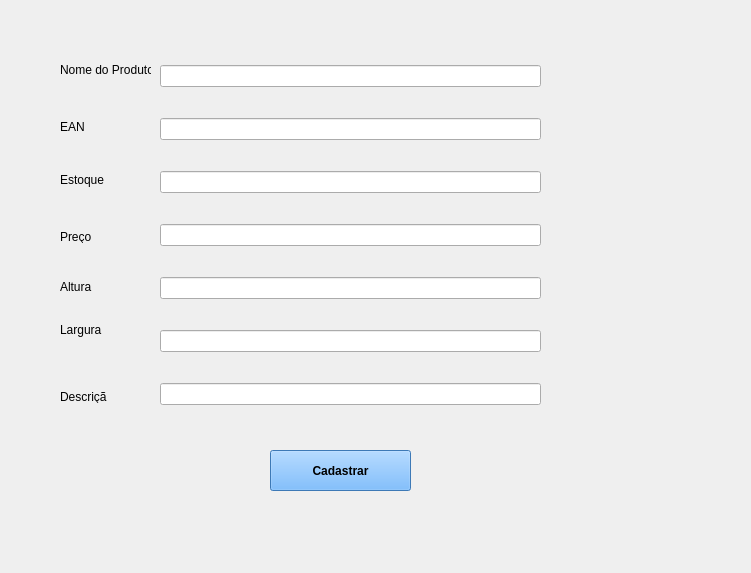
Old version of the form Desenvolvimento/Cadastro_Produto.ui in the repository annamatias/TCC.
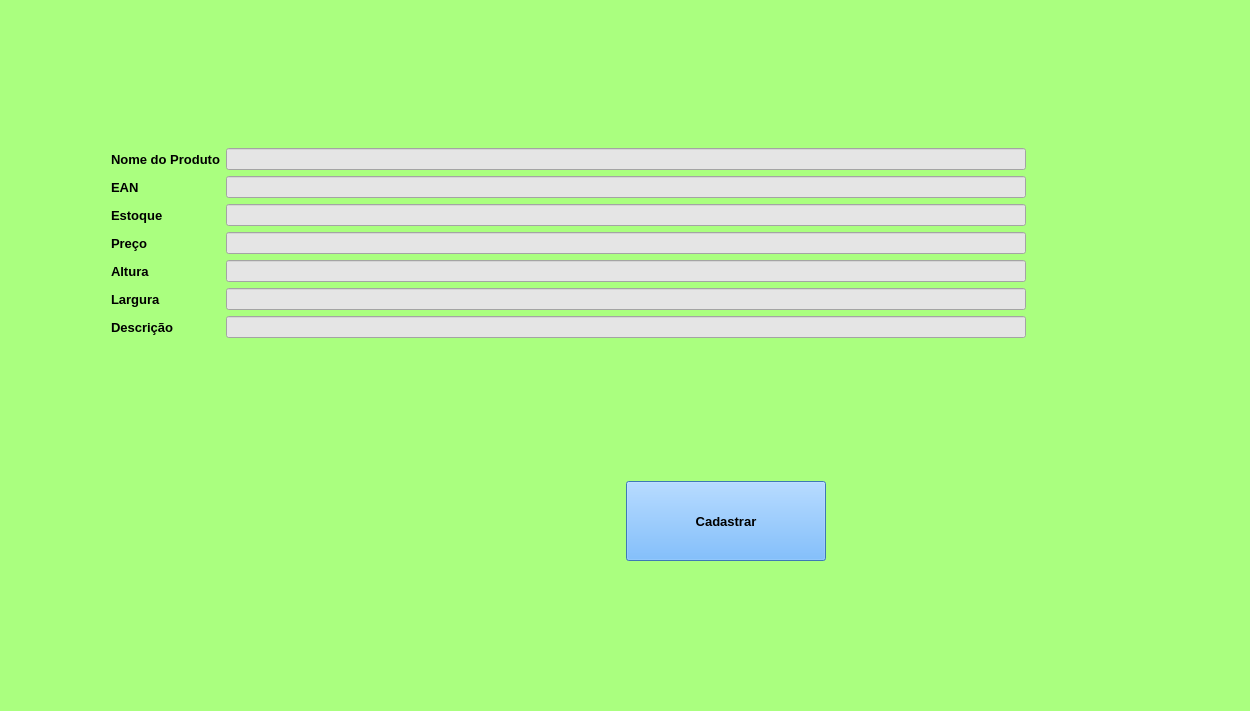
New version of the form.

```diff
--- a/Desenvolvimento/Cadastro_Produto.ui
+++ b/Desenvolvimento/Cadastro_Produto.ui
@@ -12,54 +12,40 @@
    <rect>
     <x>0</x>
     <y>0</y>
-    <width>751</width>
-    <height>573</height>
+    <width>1250</width>
+    <height>711</height>
    </rect>
   </property>
+  <property name="minimumSize">
+   <size>
+    <width>1250</width>
+    <height>0</height>
+   </size>
+  </property>
   <property name="windowTitle">
    <string>Form</string>
   </property>
-  <widget class="QWidget" name="verticalLayoutWidget">
-   <property name="geometry">
-    <rect>
-     <x>160</x>
-     <y>40</y>
-     <width>381</width>
-     <height>391</height>
-    </rect>
-   </property>
-   <layout class="QVBoxLayout" name="verticalLayout">
+  <property name="styleSheet">
+   <string notr="true">background-color: rgb(170, 255, 127);</string>
+  </property>
+  <layout class="QGridLayout" name="gridLayout">
+   <item row="0" column="0">
+    <layout class="QVBoxLayout" name="verticalLayout_2">
+     <property name="spacing">
+      <number>6</number>
+     </property>
+     <property name="leftMargin">
+      <number>100</number>
+     </property>
     <item>
-     <widget class="QLineEdit" name="lineEdit_NomeProduto"/>
-    </item>
-    <item>
-     <widget class="QLineEdit" name="lineEdit_Ean"/>
-    </item>
-    <item>
-     <widget class="QLineEdit" name="lineEdit_Estoque"/>
-    </item>
-    <item>
-     <widget class="QLineEdit" name="lineEdit_Preco"/>
-    </item>
-    <item>
-     <widget class="QLineEdit" name="lineEdit_Altura"/>
-    </item>
-    <item>
-     <widget class="QLineEdit" name="lineEdit_Largura"/>
-    </item>
-    <item>
-     <widget class="QLineEdit" name="lineEdit_Descricao"/>
-    </item>
-   </layout>
-  </widget>
   <widget class="QLabel" name="label">
-   <property name="geometry">
-    <rect>
-     <x>60</x>
-     <y>60</y>
-     <width>91</width>
-     <height>20</height>
-    </rect>
+       <property name="font">
+        <font>
+         <family>Segoe UI</family>
+         <pointsize>10</pointsize>
+         <weight>75</weight>
+         <bold>true</bold>
+        </font>
    </property>
    <property name="text">
     <string>Nome do Produto</string>
@@ -68,112 +54,242 @@
     <cstring>lineEdit_NomeProduto</cstring>
    </property>
   </widget>
+     </item>
+     <item>
   <widget class="QLabel" name="label_2">
-   <property name="geometry">
-    <rect>
-     <x>60</x>
-     <y>120</y>
-     <width>47</width>
-     <height>13</height>
-    </rect>
+       <property name="font">
+        <font>
+         <family>Segoe UI</family>
+         <pointsize>10</pointsize>
+         <weight>75</weight>
+         <bold>true</bold>
+        </font>
    </property>
    <property name="text">
     <string>EAN</string>
    </property>
   </widget>
+     </item>
+     <item>
   <widget class="QLabel" name="label_3">
-   <property name="geometry">
-    <rect>
-     <x>60</x>
-     <y>170</y>
-     <width>81</width>
-     <height>20</height>
-    </rect>
+       <property name="font">
+        <font>
+         <family>Segoe UI</family>
+         <pointsize>10</pointsize>
+         <weight>75</weight>
+         <bold>true</bold>
+        </font>
    </property>
    <property name="text">
     <string>Estoque</string>
    </property>
   </widget>
+     </item>
+     <item>
   <widget class="QLabel" name="label_4">
-   <property name="geometry">
-    <rect>
-     <x>60</x>
-     <y>230</y>
-     <width>47</width>
-     <height>13</height>
-    </rect>
+       <property name="font">
+        <font>
+         <family>Segoe UI</family>
+         <pointsize>10</pointsize>
+         <weight>75</weight>
+         <bold>true</bold>
+        </font>
    </property>
    <property name="text">
     <string>Preço</string>
    </property>
   </widget>
-  <widget class="QPushButton" name="pushButton">
-   <property name="geometry">
-    <rect>
-     <x>270</x>
-     <y>450</y>
-     <width>141</width>
-     <height>41</height>
-    </rect>
-   </property>
-   <property name="font">
-    <font>
-     <weight>75</weight>
-     <bold>true</bold>
-    </font>
-   </property>
-   <property name="autoFillBackground">
-    <bool>false</bool>
-   </property>
-   <property name="styleSheet">
-    <string notr="true">background-color: rgb(85, 170, 255)</string>
-   </property>
-   <property name="text">
-    <string>Cadastrar</string>
-   </property>
-   <property name="flat">
-    <bool>false</bool>
-   </property>
-  </widget>
+     </item>
+     <item>
   <widget class="QLabel" name="label_5">
-   <property name="geometry">
-    <rect>
-     <x>60</x>
-     <y>280</y>
-     <width>47</width>
-     <height>13</height>
-    </rect>
+       <property name="font">
+        <font>
+         <family>Segoe UI</family>
+         <pointsize>10</pointsize>
+         <weight>75</weight>
+         <bold>true</bold>
+        </font>
    </property>
    <property name="text">
     <string>Altura</string>
    </property>
   </widget>
+     </item>
+     <item>
   <widget class="QLabel" name="label_6">
-   <property name="geometry">
-    <rect>
-     <x>60</x>
-     <y>320</y>
-     <width>47</width>
-     <height>20</height>
-    </rect>
+       <property name="font">
+        <font>
+         <family>Segoe UI</family>
+         <pointsize>10</pointsize>
+         <weight>75</weight>
+         <bold>true</bold>
+        </font>
    </property>
    <property name="text">
     <string>Largura</string>
    </property>
   </widget>
+     </item>
+     <item>
   <widget class="QLabel" name="label_8">
-   <property name="geometry">
-    <rect>
-     <x>60</x>
-     <y>390</y>
-     <width>47</width>
-     <height>13</height>
-    </rect>
+       <property name="font">
+        <font>
+         <family>Segoe UI</family>
+         <pointsize>10</pointsize>
+         <weight>75</weight>
+         <bold>true</bold>
+        </font>
    </property>
    <property name="text">
     <string>Descrição</string>
    </property>
   </widget>
+     </item>
+    </layout>
+   </item>
+   <item row="1" column="2">
+    <layout class="QVBoxLayout" name="verticalLayout_3">
+     <property name="leftMargin">
+      <number>400</number>
+     </property>
+     <property name="rightMargin">
+      <number>500</number>
+     </property>
+     <item>
+      <widget class="QPushButton" name="pushButton">
+       <property name="minimumSize">
+        <size>
+         <width>200</width>
+         <height>80</height>
+        </size>
+       </property>
+       <property name="font">
+        <font>
+         <family>Segoe UI</family>
+         <pointsize>10</pointsize>
+         <weight>75</weight>
+         <bold>true</bold>
+        </font>
+       </property>
+       <property name="autoFillBackground">
+        <bool>false</bool>
+       </property>
+       <property name="styleSheet">
+        <string notr="true">background-color: rgb(85, 170, 255)</string>
+       </property>
+       <property name="text">
+        <string>Cadastrar</string>
+       </property>
+       <property name="flat">
+        <bool>false</bool>
+       </property>
+      </widget>
+     </item>
+    </layout>
+   </item>
+   <item row="0" column="2">
+    <layout class="QVBoxLayout" name="verticalLayout" stretch="12,12,12,12,12,12,12">
+     <property name="leftMargin">
+      <number>0</number>
+     </property>
+     <property name="rightMargin">
+      <number>200</number>
+     </property>
+     <item>
+      <widget class="QLineEdit" name="lineEdit_NomeProduto">
+       <property name="maximumSize">
+        <size>
+         <width>800</width>
+         <height>16777215</height>
+        </size>
+       </property>
+       <property name="styleSheet">
+        <string notr="true">background-color: rgb(229, 229, 229);</string>
+       </property>
+      </widget>
+     </item>
+     <item>
+      <widget class="QLineEdit" name="lineEdit_Ean">
+       <property name="maximumSize">
+        <size>
+         <width>800</width>
+         <height>16777215</height>
+        </size>
+       </property>
+       <property name="styleSheet">
+        <string notr="true">background-color: rgb(229, 229, 229);
+</string>
+       </property>
+      </widget>
+     </item>
+     <item>
+      <widget class="QLineEdit" name="lineEdit_Estoque">
+       <property name="maximumSize">
+        <size>
+         <width>800</width>
+         <height>16777215</height>
+        </size>
+       </property>
+       <property name="styleSheet">
+        <string notr="true">background-color: rgb(229, 229, 229);</string>
+       </property>
+      </widget>
+     </item>
+     <item>
+      <widget class="QLineEdit" name="lineEdit_Preco">
+       <property name="maximumSize">
+        <size>
+         <width>800</width>
+         <height>16777215</height>
+        </size>
+       </property>
+       <property name="styleSheet">
+        <string notr="true">background-color: rgb(229, 229, 229);</string>
+       </property>
+      </widget>
+     </item>
+     <item>
+      <widget class="QLineEdit" name="lineEdit_Altura">
+       <property name="maximumSize">
+        <size>
+         <width>800</width>
+         <height>16777215</height>
+        </size>
+       </property>
+       <property name="styleSheet">
+        <string notr="true">background-color: rgb(229, 229, 229);</string>
+       </property>
+      </widget>
+     </item>
+     <item>
+      <widget class="QLineEdit" name="lineEdit_Largura">
+       <property name="maximumSize">
+        <size>
+         <width>800</width>
+         <height>16777215</height>
+        </size>
+       </property>
+       <property name="styleSheet">
+        <string notr="true">background-color: rgb(229, 229, 229);</string>
+       </property>
+      </widget>
+     </item>
+     <item>
+      <widget class="QLineEdit" name="lineEdit_Descricao">
+       <property name="maximumSize">
+        <size>
+         <width>800</width>
+         <height>16777215</height>
+        </size>
+       </property>
+       <property name="styleSheet">
+        <string notr="true">background-color: rgb(229, 229, 229);</string>
+       </property>
+      </widget>
+     </item>
+    </layout>
+   </item>
+  </layout>
  </widget>
  <resources/>
  <connections/>
```
Left out of the diff: 2 changed lines with no effect on the pictures. Lines whose indentation alone changed are shown as unchanged.
